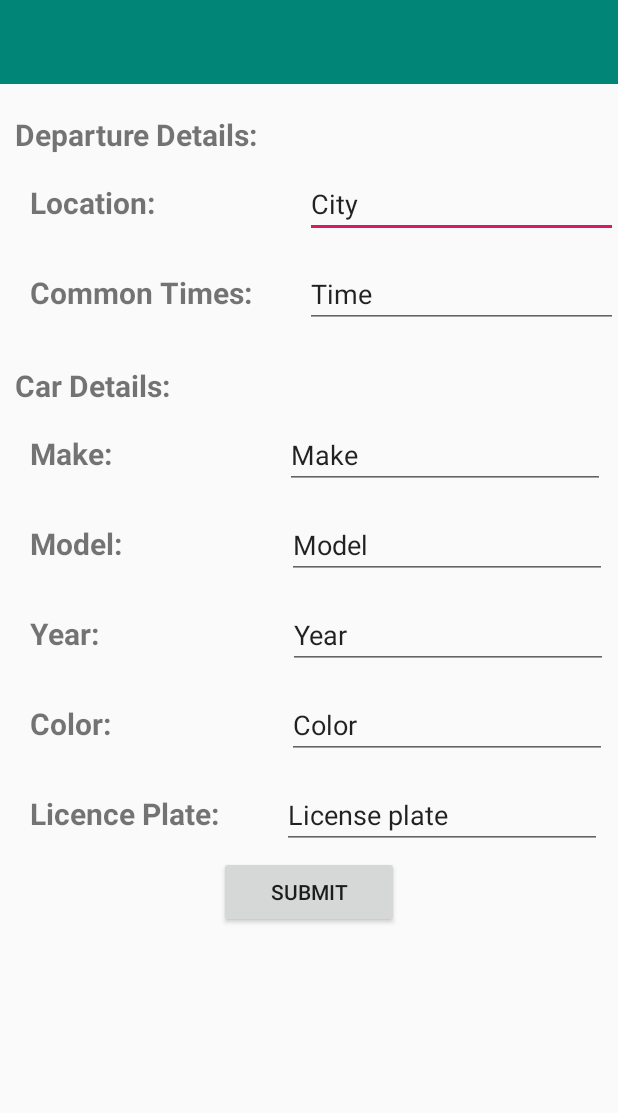
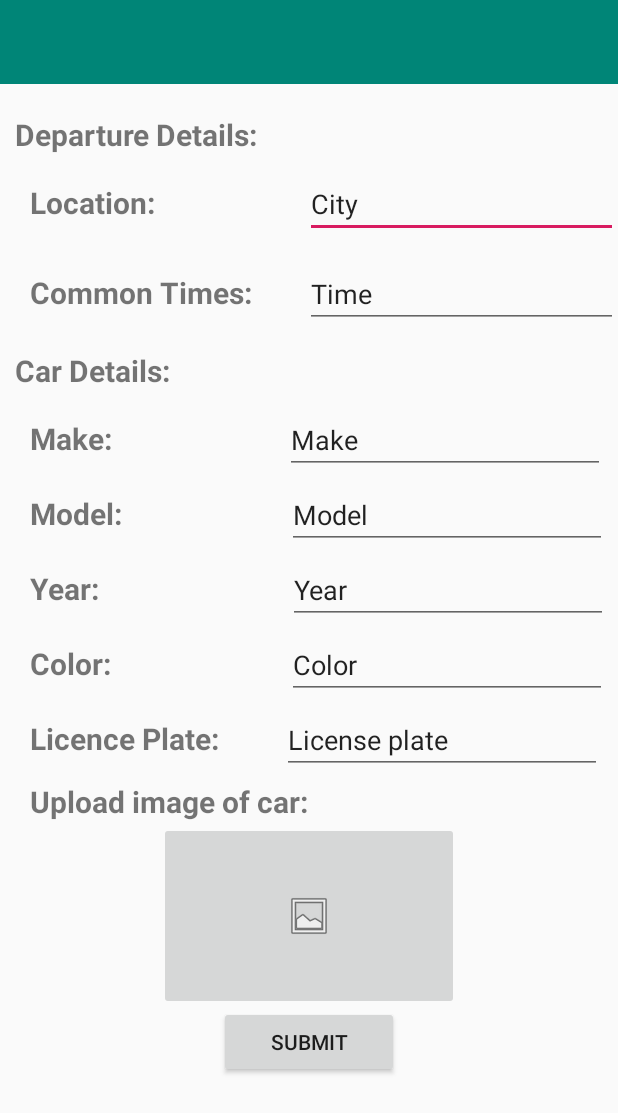
Before and after one commit to WSU-4110/CarpoolingApp, an Android app: the layout driverprofile.xml on its own in the app's theme, with its tools: preview values and no code run, on a phone screen of 412 x 824 dp. Shown: the top 1113 px of the screen. Run offline under Robolectric (Android 15) with nearby library versions, the phone set to English and light mode, and no system bars.

Commit message:
Added upload image button to driver profile

```diff
--- a/WarriorsOnWheels/app/src/main/java/com/example/warriorsonwheels/CreateRide.java
+++ b/WarriorsOnWheels/app/src/main/java/com/example/warriorsonwheels/CreateRide.java
@@ -16,6 +16,5 @@ public class CreateRide extends AppCompatActivity{
         super.onCreate(savedInstanceState);
         setContentView(R.layout.createridelayout);
 
-
     }
 }
--- a/WarriorsOnWheels/app/src/main/res/layout/driverprofile.xml
+++ b/WarriorsOnWheels/app/src/main/res/layout/driverprofile.xml
@@ -92,7 +92,7 @@
         android:text="Car Details:"
         android:textSize="20sp"
         android:textStyle="bold"
-        android:layout_marginTop="20dp"
+        android:layout_marginTop="10dp"
         android:layout_marginLeft="10dp"/>
 
 
@@ -130,8 +130,7 @@
         android:id="@+id/ModelLayout"
         android:layout_width="match_parent"
         android:layout_height="50dp"
-        android:orientation="horizontal"
-        android:layout_marginTop="10dp">
+        android:orientation="horizontal">
 
 
         <TextView
@@ -160,8 +159,7 @@
         android:id="@+id/YearLayout"
         android:layout_width="match_parent"
         android:layout_height="50dp"
-        android:orientation="horizontal"
-        android:layout_marginTop="10dp">
+        android:orientation="horizontal">
 
 
         <TextView
@@ -190,8 +188,7 @@
         android:id="@+id/ColorLayout"
         android:layout_width="match_parent"
         android:layout_height="50dp"
-        android:orientation="horizontal"
-        android:layout_marginTop="10dp">
+        android:orientation="horizontal">
 
 
         <TextView
@@ -220,8 +217,7 @@
         android:id="@+id/LicenseLayout"
         android:layout_width="match_parent"
         android:layout_height="50dp"
-        android:orientation="horizontal"
-        android:layout_marginTop="10dp">
+        android:orientation="horizontal">
 
 
         <TextView
@@ -246,6 +242,27 @@
 
 
     </LinearLayout>
+    <LinearLayout
+        android:id="@+id/ImageLayout"
+        android:layout_width="match_parent"
+        android:layout_height="150dp"
+        android:orientation="vertical">
+        <TextView
+            android:id="@+id/askImage"
+            android:layout_width="wrap_content"
+            android:layout_height="wrap_content"
+            android:layout_marginLeft="20dp"
+            android:text="Upload image of car:"
+            android:textSize="20sp"
+            android:textStyle="bold" />
+
+        <ImageButton
+            android:id="@+id/carImage"
+            android:layout_width="200dp"
+            android:layout_height="125dp"
+            app:srcCompat="@android:drawable/ic_menu_gallery"
+            android:layout_gravity="center"/>
+    </LinearLayout>
 
     <Button
         android:id="@+id/finishDriver"
```
Also changed, not shown: WarriorsOnWheels/app/src/main/java/com/example/warriorsonwheels/DriverProfile.java (+81 -3 lines).
